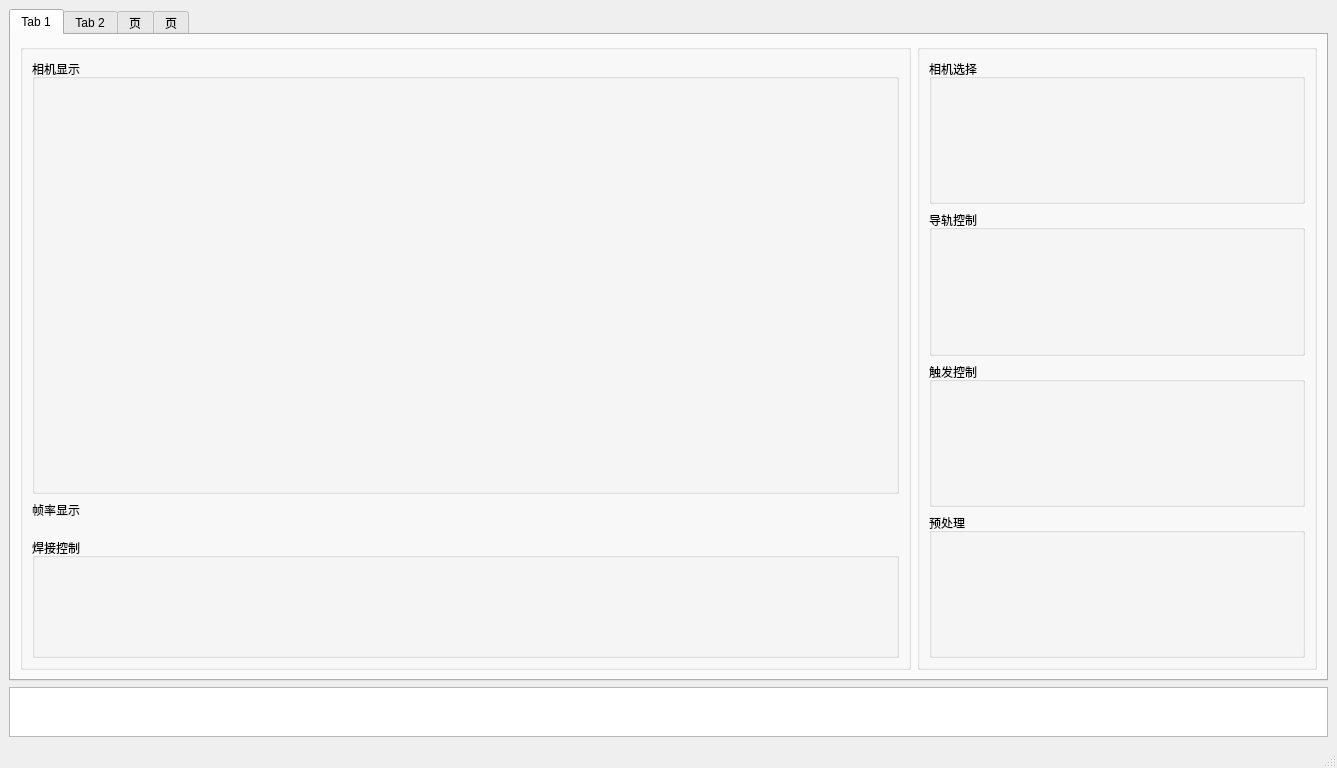
Qt form mainwindow.ui (ader47/LineLaser3DScan) before a commit.
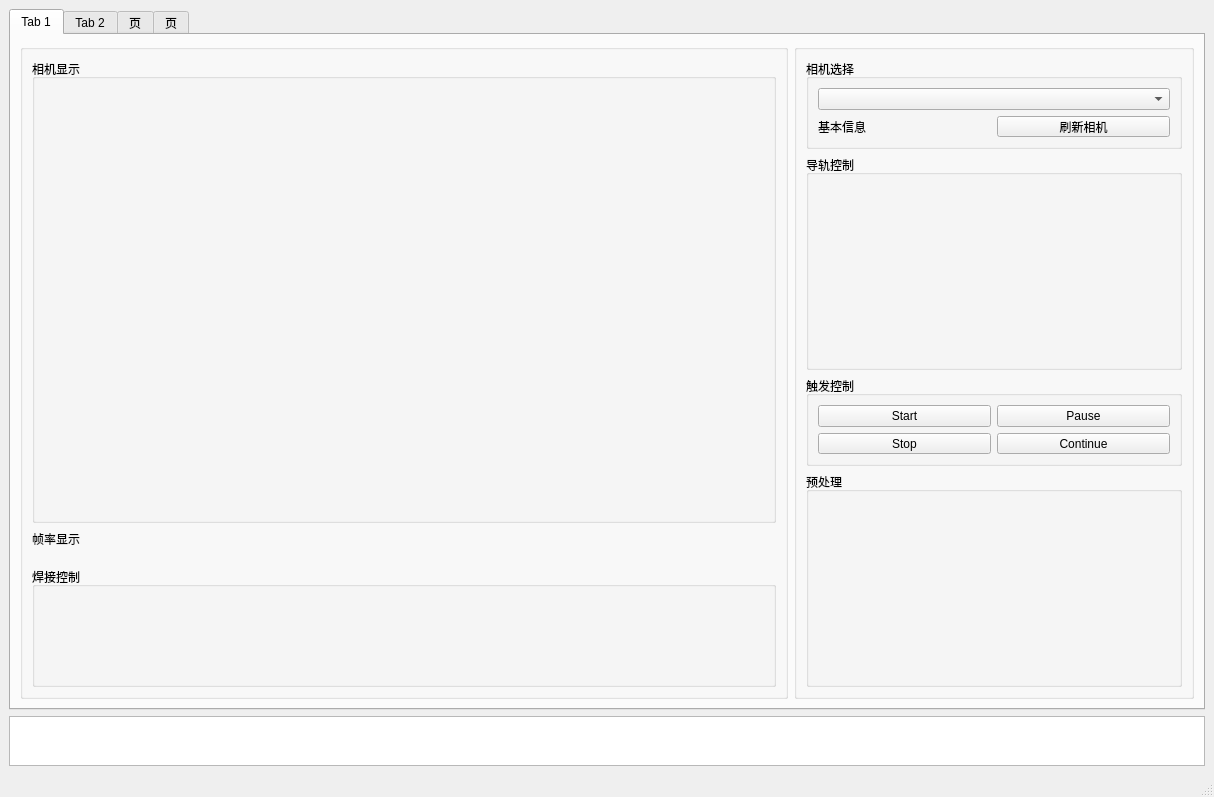
The same form after that commit. The open tabs and pages were chosen to show the change. Custom widgets are drawn as their Qt base class.

Patch:
```diff
--- a/mainwindow.ui
+++ b/mainwindow.ui
@@ -6,8 +6,8 @@
    <rect>
     <x>0</x>
     <y>0</y>
-    <width>1337</width>
-    <height>768</height>
+    <width>1214</width>
+    <height>797</height>
    </rect>
   </property>
   <property name="windowTitle">
@@ -36,9 +36,26 @@
           <layout class="QVBoxLayout" name="verticalLayout_3">
            <item>
             <widget class="QGroupBox" name="groupBox_10">
+             <property name="minimumSize">
+              <size>
+               <width>640</width>
+               <height>360</height>
+              </size>
+             </property>
+             <property name="maximumSize">
+              <size>
+               <width>1920</width>
+               <height>1080</height>
+              </size>
+             </property>
              <property name="title">
               <string>相机显示</string>
              </property>
+             <layout class="QGridLayout" name="gridLayout_7">
+              <item row="0" column="0">
+               <widget class="QWidget" name="widget" native="true"/>
+              </item>
+             </layout>
             </widget>
            </item>
            <item>
@@ -100,9 +117,34 @@
           <layout class="QVBoxLayout" name="verticalLayout">
            <item>
             <widget class="QGroupBox" name="groupBox_6">
+             <property name="maximumSize">
+              <size>
+               <width>16777215</width>
+               <height>90</height>
+              </size>
+             </property>
              <property name="title">
               <string>相机选择</string>
              </property>
+             <layout class="QGridLayout" name="gridLayout_4">
+              <item row="3" column="0">
+               <widget class="QLabel" name="label_11">
+                <property name="text">
+                 <string>基本信息</string>
+                </property>
+               </widget>
+              </item>
+              <item row="3" column="1">
+               <widget class="QPushButton" name="pushButton_flashcamera">
+                <property name="text">
+                 <string>刷新相机</string>
+                </property>
+               </widget>
+              </item>
+              <item row="0" column="0" colspan="2">
+               <widget class="QComboBox" name="comboBox_camera_select"/>
+              </item>
+             </layout>
             </widget>
            </item>
            <item>
@@ -114,9 +156,45 @@
            </item>
            <item>
             <widget class="QGroupBox" name="groupBox_7">
+             <property name="maximumSize">
+              <size>
+               <width>16777215</width>
+               <height>90</height>
+              </size>
+             </property>
              <property name="title">
               <string>触发控制</string>
              </property>
+             <layout class="QGridLayout" name="gridLayout_8">
+              <item row="0" column="0">
+               <widget class="QPushButton" name="pushButton_camerastart">
+                <property name="text">
+                 <string>Start</string>
+                </property>
+               </widget>
+              </item>
+              <item row="0" column="1">
+               <widget class="QPushButton" name="pushButton_camerapause">
+                <property name="text">
+                 <string>Pause</string>
+                </property>
+               </widget>
+              </item>
+              <item row="1" column="0">
+               <widget class="QPushButton" name="pushButton_camerastop">
+                <property name="text">
+                 <string>Stop</string>
+                </property>
+               </widget>
+              </item>
+              <item row="1" column="1">
+               <widget class="QPushButton" name="pushButton_cameracontinue">
+                <property name="text">
+                 <string>Continue</string>
+                </property>
+               </widget>
+              </item>
+             </layout>
             </widget>
            </item>
            <item>
```
Left out of the diff: 91 changed lines with no effect on the pictures.
